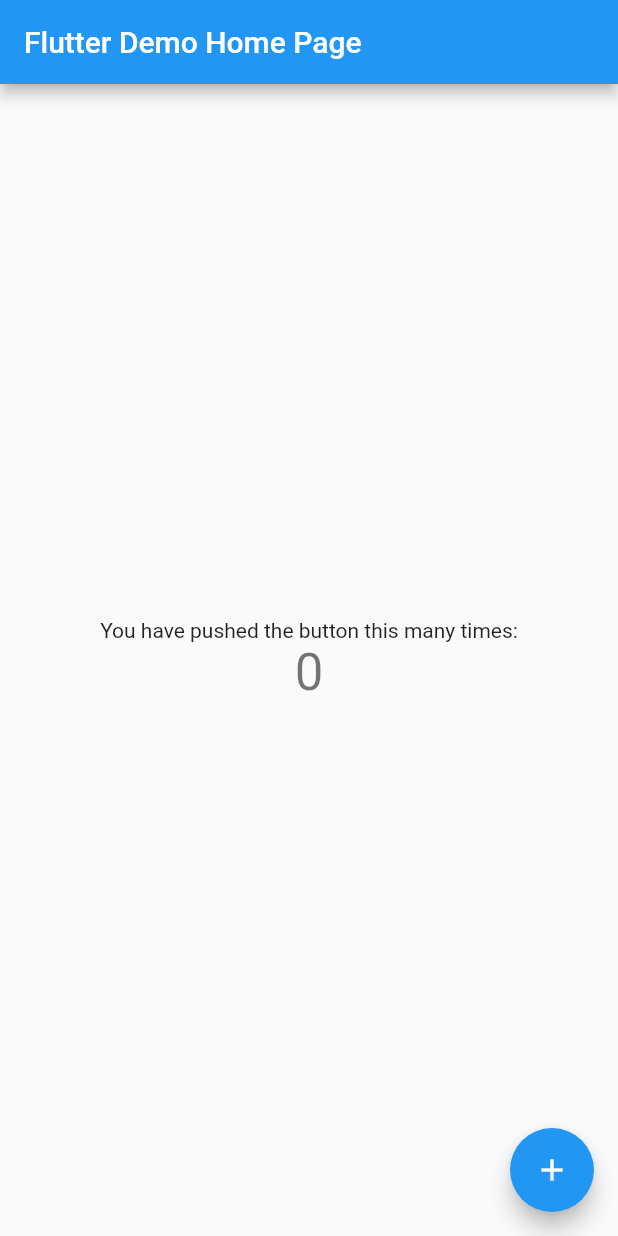
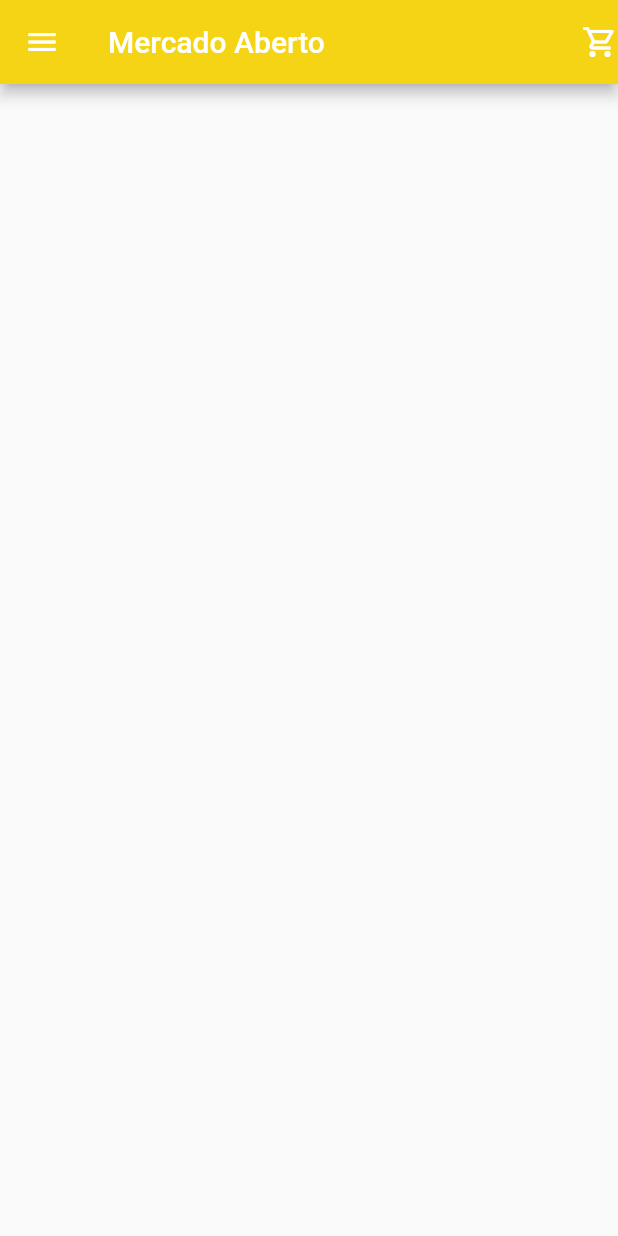
Before and after one commit to MarcelloCesar/mercadoAberto2, a Flutter app: the screen it shows after launch, on a phone screen of 412 x 824 dp. Run offline on Flutter 3.47's test engine with Material 2 defaults, Android fonts, the phone set to English and light mode, and no system bars.

Commit message:
Aula 1 25062022

```diff
--- a/lib/main.dart
+++ b/lib/main.dart
@@ -13,18 +13,10 @@ class MyApp extends StatelessWidget {
     return MaterialApp(
       title: 'Flutter Demo',
       theme: ThemeData(
-        // This is the theme of your application.
-        //
-        // Try running your application with "flutter run". You'll see the
-        // application has a blue toolbar. Then, without quitting the app, try
-        // changing the primarySwatch below to Colors.green and then invoke
-        // "hot reload" (press "r" in the console where you ran "flutter run",
-        // or simply save your changes to "hot reload" in a Flutter IDE).
-        // Notice that the counter didn't reset back to zero; the application
-        // is not restarted.
         primarySwatch: Colors.blue,
       ),
-      home: const MyHomePage(title: 'Flutter Demo Home Page'),
+      home: const MyHomePage(title: 'Mercado Aberto'),
+      debugShowCheckedModeBanner: false,
     );
   }
 }
@@ -32,14 +24,6 @@ class MyApp extends StatelessWidget {
 class MyHomePage extends StatefulWidget {
   const MyHomePage({Key? key, required this.title}) : super(key: key);
 
-  // This widget is the home page of your application. It is stateful, meaning
-  // that it has a State object (defined below) that contains fields that affect
-  // how it looks.
-
-  // This class is the configuration for the state. It holds the values (in this
-  // case the title) provided by the parent (in this case the App widget) and
-  // used by the build method of the State. Fields in a Widget subclass are
-  // always marked "final".
 
   final String title;
 
@@ -63,53 +47,22 @@ class _MyHomePageState extends State<MyHomePage> {
 
   @override
   Widget build(BuildContext context) {
-    // This method is rerun every time setState is called, for instance as done
-    // by the _incrementCounter method above.
-    //
-    // The Flutter framework has been optimized to make rerunning build methods
-    // fast, so that you can just rebuild anything that needs updating rather
-    // than having to individually change instances of widgets.
     return Scaffold(
       appBar: AppBar(
-        // Here we take the value from the MyHomePage object that was created by
-        // the App.build method, and use it to set our appbar title.
+        backgroundColor: Color(0xfff5d415),
+
+        leading: Icon(Icons.menu),
+
         title: Text(widget.title),
+
+        actions: [
+          Icon(Icons.shopping_cart_outlined),
+        ],
+
+
+
       ),
-      body: Center(
-        // Center is a layout widget. It takes a single child and positions it
-        // in the middle of the parent.
-        child: Column(
-          // Column is also a layout widget. It takes a list of children and
-          // arranges them vertically. By default, it sizes itself to fit its
-          // children horizontally, and tries to be as tall as its parent.
-          //
-          // Invoke "debug painting" (press "p" in the console, choose the
-          // "Toggle Debug Paint" action from the Flutter Inspector in Android
-          // Studio, or the "Toggle Debug Paint" command in Visual Studio Code)
-          // to see the wireframe for each widget.
-          //
-          // Column has various properties to control how it sizes itself and
-          // how it positions its children. Here we use mainAxisAlignment to
-          // center the children vertically; the main axis here is the vertical
-          // axis because Columns are vertical (the cross axis would be
-          // horizontal).
-          mainAxisAlignment: MainAxisAlignment.center,
-          children: <Widget>[
-            const Text(
-              'You have pushed the button this many times:',
-            ),
-            Text(
-              '$_counter',
-              style: Theme.of(context).textTheme.headline4,
-            ),
-          ],
-        ),
-      ),
-      floatingActionButton: FloatingActionButton(
-        onPressed: _incrementCounter,
-        tooltip: 'Increment',
-        child: const Icon(Icons.add),
-      ), // This trailing comma makes auto-formatting nicer for build methods.
+      body: Center(), // This trailing comma makes auto-formatting nicer for build methods.
     );
   }
 }
```
